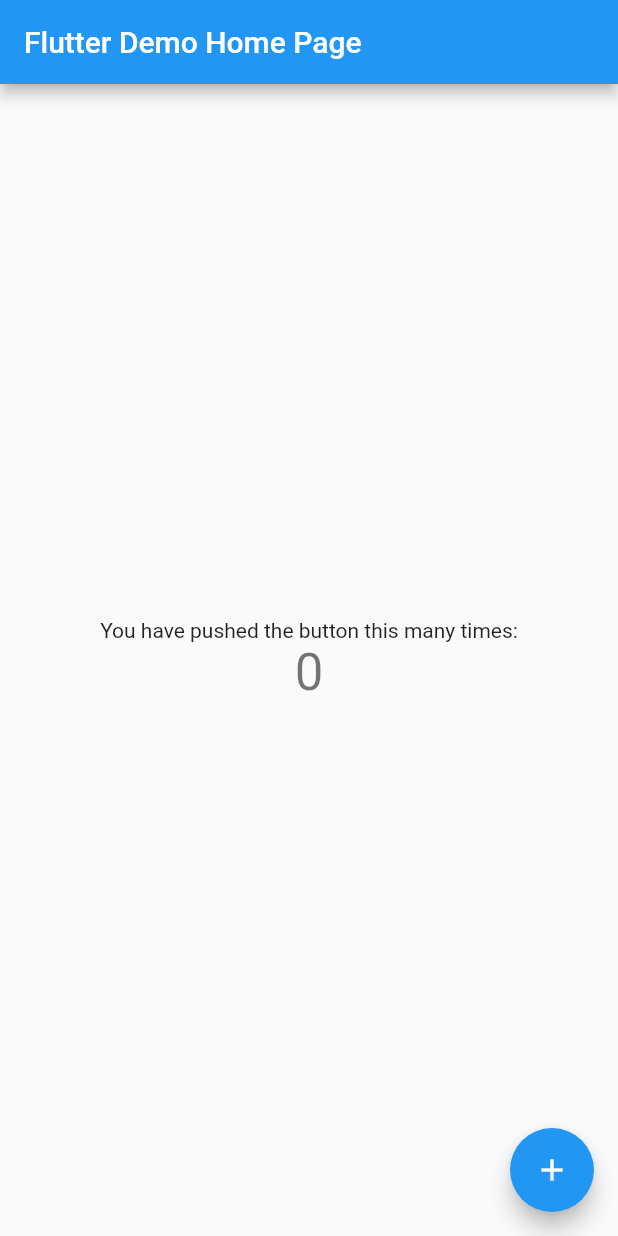
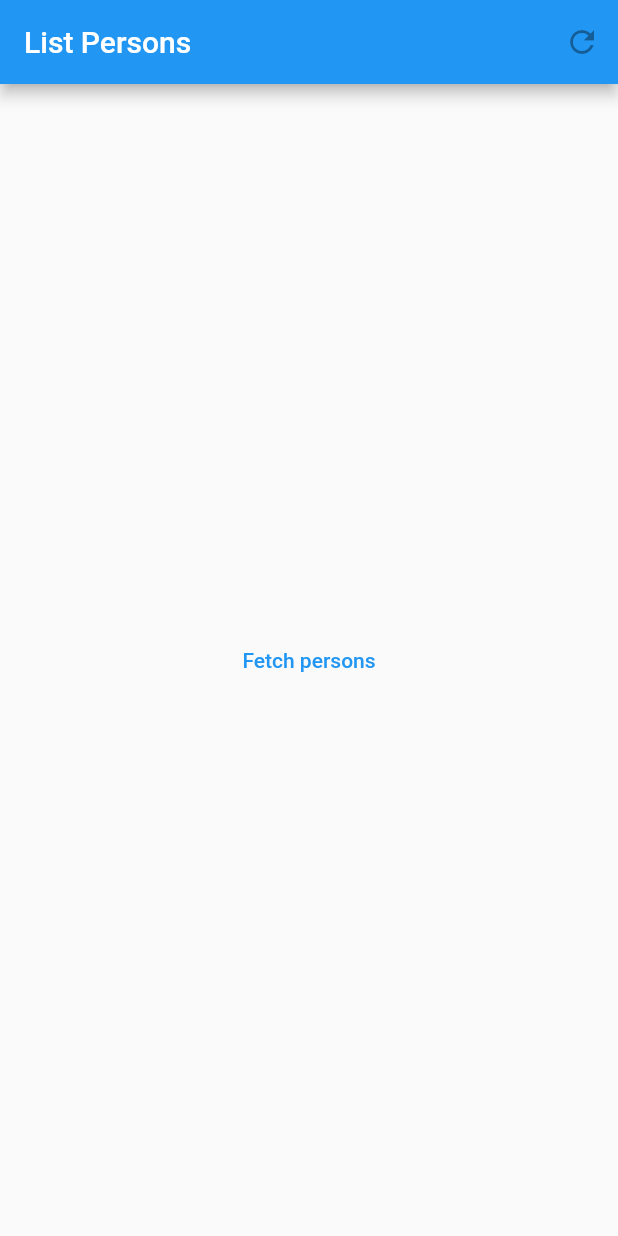
Before and after one commit to Jadiel-Santana/unit_tests_study, a Flutter app: the screen it shows after launch, on a phone screen of 412 x 824 dp. Run offline on Flutter 3.47's test engine with Material 2 defaults, Android fonts, the phone set to English and light mode, and no system bars; our stand-ins replace bloc.

Commit message:
Construção da HomePage + Testes de Widgets.

```diff
--- a/lib/bloc/person_state.dart
+++ b/lib/bloc/person_state.dart
@@ -11,7 +11,7 @@ class PersonListState extends PersonState {
 class PersonLoadingState extends PersonState {}
 
 class PersonErrorState extends PersonState {
-  final dynamic? error;
+  final dynamic error;
 
   PersonErrorState([this.error]);
 }
--- a/lib/main.dart
+++ b/lib/main.dart
@@ -1,4 +1,9 @@
 import 'package:flutter/material.dart';
+import 'package:http/http.dart';
+import 'package:unity_tests_study/bloc/person_bloc.dart';
+import 'package:unity_tests_study/view/home_page.dart';
+import 'package:unity_tests_study/provider/bloc_provider.dart';
+import 'package:unity_tests_study/repository/person_repository.dart';
 
 void main() {
   runApp(const MyApp());
@@ -7,109 +12,15 @@ void main() {
 class MyApp extends StatelessWidget {
   const MyApp({Key? key}) : super(key: key);
 
-  // This widget is the root of your application.
   @override
   Widget build(BuildContext context) {
     return MaterialApp(
-      title: 'Flutter Demo',
-      theme: ThemeData(
-        // This is the theme of your application.
-        //
-        // Try running your application with "flutter run". You'll see the
-        // application has a blue toolbar. Then, without quitting the app, try
-        // changing the primarySwatch below to Colors.green and then invoke
-        // "hot reload" (press "r" in the console where you ran "flutter run",
-        // or simply save your changes to "hot reload" in a Flutter IDE).
-        // Notice that the counter didn't reset back to zero; the application
-        // is not restarted.
-        primarySwatch: Colors.blue,
+      title: 'Unity Test Study',
+      debugShowCheckedModeBanner: false,
+      home: BlocProvider(
+        bloc: PersonBloc(PersonRepository(Client())),
+        child: const HomePage(),
       ),
-      home: const MyHomePage(title: 'Flutter Demo Home Page'),
     );
   }
 }
-
-class MyHomePage extends StatefulWidget {
-  const MyHomePage({Key? key, required this.title}) : super(key: key);
-
-  // This widget is the home page of your application. It is stateful, meaning
-  // that it has a State object (defined below) that contains fields that affect
-  // how it looks.
-
-  // This class is the configuration for the state. It holds the values (in this
-  // case the title) provided by the parent (in this case the App widget) and
-  // used by the build method of the State. Fields in a Widget subclass are
-  // always marked "final".
-
-  final String title;
-
-  @override
-  State<MyHomePage> createState() => _MyHomePageState();
-}
-
-class _MyHomePageState extends State<MyHomePage> {
-  int _counter = 0;
-
-  void _incrementCounter() {
-    setState(() {
-      // This call to setState tells the Flutter framework that something has
-      // changed in this State, which causes it to rerun the build method below
-      // so that the display can reflect the updated values. If we changed
-      // _counter without calling setState(), then the build method would not be
-      // called again, and so nothing would appear to happen.
-      _counter++;
-    });
-  }
-
-  @override
-  Widget build(BuildContext context) {
-    // This method is rerun every time setState is called, for instance as done
-    // by the _incrementCounter method above.
-    //
-    // The Flutter framework has been optimized to make rerunning build methods
-    // fast, so that you can just rebuild anything that needs updating rather
-    // than having to individually change instances of widgets.
-    return Scaffold(
-      appBar: AppBar(
-        // Here we take the value from the MyHomePage object that was created by
-        // the App.build method, and use it to set our appbar title.
-        title: Text(widget.title),
-      ),
-      body: Center(
-        // Center is a layout widget. It takes a single child and positions it
-        // in the middle of the parent.
-        child: Column(
-          // Column is also a layout widget. It takes a list of children and
-          // arranges them vertically. By default, it sizes itself to fit its
-          // children horizontally, and tries to be as tall as its parent.
-          //
-          // Invoke "debug painting" (press "p" in the console, choose the
-          // "Toggle Debug Paint" action from the Flutter Inspector in Android
-          // Studio, or the "Toggle Debug Paint" command in Visual Studio Code)
-          // to see the wireframe for each widget.
-          //
-          // Column has various properties to control how it sizes itself and
-          // how it positions its children. Here we use mainAxisAlignment to
-          // center the children vertically; the main axis here is the vertical
-          // axis because Columns are vertical (the cross axis would be
-          // horizontal).
-          mainAxisAlignment: MainAxisAlignment.center,
-          children: <Widget>[
-            const Text(
-              'You have pushed the button this many times:',
-            ),
-            Text(
-              '$_counter',
-              style: Theme.of(context).textTheme.headline4,
-            ),
-          ],
-        ),
-      ),
-      floatingActionButton: FloatingActionButton(
-        onPressed: _incrementCounter,
-        tooltip: 'Increment',
-        child: const Icon(Icons.add),
-      ), // This trailing comma makes auto-formatting nicer for build methods.
-    );
-  }
-}
--- /dev/null
+++ b/lib/provider/bloc_provider.dart
@@ -0,0 +1,26 @@
+import 'package:flutter/material.dart';
+import 'package:unity_tests_study/bloc/person_bloc.dart';
+
+class BlocProvider extends InheritedWidget {
+  final PersonBloc bloc;
+
+  const BlocProvider({
+    Key? key,
+    required this.bloc,
+    required Widget child,
+  }) : super(key: key, child: child);
+
+  static PersonBloc get(BuildContext context) {
+    final provider = context.dependOnInheritedWidgetOfExactType<BlocProvider>();
+    if (provider != null) {
+      return provider.bloc;
+    } else {
+      throw Exception('Not found bloc');
+    }
+  }
+
+  @override
+  bool updateShouldNotify(covariant InheritedWidget oldWidget) {
+    return (oldWidget as BlocProvider).bloc.state != bloc.state;
+  }
+}
--- /dev/null
+++ b/lib/view/home_page.dart
@@ -0,0 +1,82 @@
+import 'package:flutter/material.dart';
+import 'package:unity_tests_study/bloc/person_bloc.dart';
+import 'package:unity_tests_study/bloc/person_state.dart';
+import 'package:unity_tests_study/provider/bloc_provider.dart';
+
+class HomePage extends StatelessWidget {
+  const HomePage({Key? key}) : super(key: key);
+
+  @override
+  Widget build(BuildContext context) {
+    final bloc = BlocProvider.get(context);
+    return Scaffold(
+      appBar: AppBar(
+        title: const Text('List Persons'),
+        actions: [
+          StreamBuilder(
+            stream: bloc.stream,
+            builder: (context, snapshot) {
+              final isEnable = bloc.state is PersonListState &&
+                  (bloc.state as PersonListState).data.isNotEmpty;
+              return IconButton(
+                icon: const Icon(Icons.refresh_outlined),
+                onPressed: isEnable ? () => bloc.add(PersonEvent.clear) : null,
+              );
+            },
+          )
+        ],
+      ),
+      body: Center(
+        child: StreamBuilder(
+          stream: bloc.stream,
+          builder: (context, snapshot) {
+            if (bloc.state is PersonErrorState) {
+              return _ErrorWidget();
+            } else if (bloc.state is PersonLoadingState) {
+              return const CircularProgressIndicator();
+            } else {
+              return _ListWidget();
+            }
+          },
+        ),
+      ),
+    );
+  }
+}
+
+class _ErrorWidget extends StatelessWidget {
+  @override
+  Widget build(BuildContext context) {
+    final bloc = BlocProvider.get(context);
+    final textError =
+        (bloc.state as PersonErrorState).error?.toString() ?? 'Unknow error';
+    return Text(textError);
+  }
+}
+
+class _ListWidget extends StatelessWidget {
+  @override
+  Widget build(BuildContext context) {
+    final bloc = BlocProvider.get(context);
+    final listPerson = (bloc.state as PersonListState).data;
+
+    if (listPerson.isEmpty) {
+      return TextButton(
+          onPressed: () {
+            bloc.add(PersonEvent.fetch);
+          },
+          child: const Text('Fetch persons'));
+    }
+
+    return ListView.builder(
+      itemCount: listPerson.length,
+      itemBuilder: (context, index) {
+        final item = listPerson[index];
+        return ListTile(
+          title: Text(item.name),
+          subtitle: Text(item.isOlder ? 'Maior' : 'Menor' ' de idade'),
+        );
+      },
+    );
+  }
+}
```
Also changed, not shown: 2 other files.
